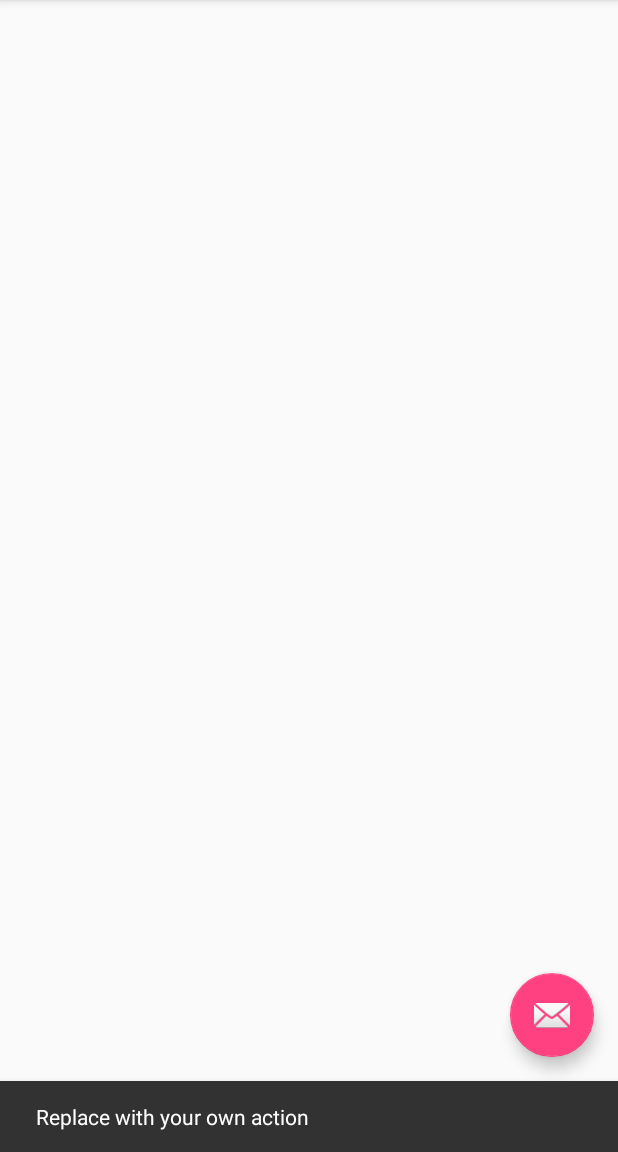
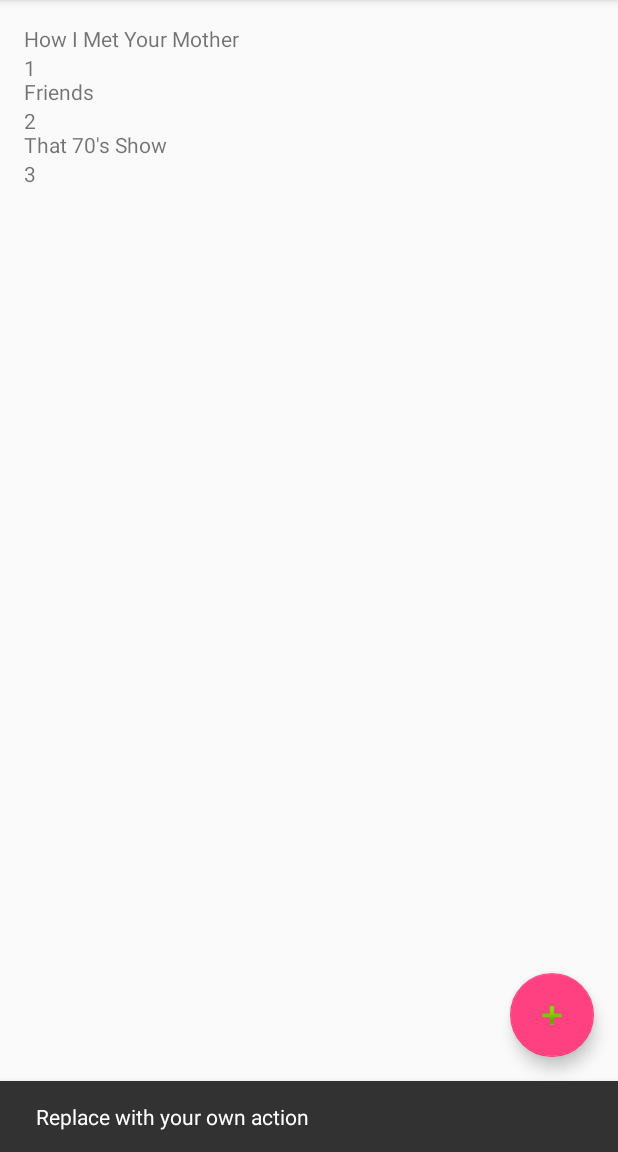
Before and after one commit to MGroenier/SeriesApplication, an Android app: the screen it shows after launch (MainActivity), after a tap on an icon or button, on a phone screen of 412 x 824 dp, the part 84-1236 px from its top. Run offline under Robolectric (Android 15) with nearby library versions, the phone set to English and light mode, and no system bars.

```diff
--- a/app/build.gradle
+++ b/app/build.gradle
@@ -20,11 +20,12 @@ android {
 }
 
 dependencies {
-    compile fileTree(dir: 'libs', include: ['*.jar'])
+    compile fileTree(include: ['*.jar'], dir: 'libs')
     androidTestCompile('com.android.support.test.espresso:espresso-core:2.2.2', {
         exclude group: 'com.android.support', module: 'support-annotations'
     })
     compile 'com.android.support:appcompat-v7:24.2.1'
     compile 'com.android.support:design:24.2.1'
     testCompile 'junit:junit:4.12'
+    compile 'com.android.support:recyclerview-v7:24.2.1'
 }
--- a/app/src/main/AndroidManifest.xml
+++ b/app/src/main/AndroidManifest.xml
@@ -18,6 +18,9 @@
                 <category android:name="android.intent.category.LAUNCHER" />
             </intent-filter>
         </activity>
+
+        <activity android:name=".SeriesDetailActivity" />
+
     </application>
 
 </manifest>
--- a/app/src/main/java/nl/groenier/android/seriesapplication/MainActivity.java
+++ b/app/src/main/java/nl/groenier/android/seriesapplication/MainActivity.java
@@ -1,15 +1,27 @@
 package nl.groenier.android.seriesapplication;
 
+import android.content.Intent;
 import android.os.Bundle;
 import android.support.design.widget.FloatingActionButton;
 import android.support.design.widget.Snackbar;
 import android.support.v7.app.AppCompatActivity;
+import android.support.v7.widget.LinearLayoutManager;
+import android.support.v7.widget.RecyclerView;
 import android.support.v7.widget.Toolbar;
 import android.view.View;
 import android.view.Menu;
 import android.view.MenuItem;
+import android.widget.Toast;
+
+import java.util.ArrayList;
+import java.util.List;
 
 public class MainActivity extends AppCompatActivity {
+
+    private RecyclerView seriesRecyclerView;
+    private RecyclerView.Adapter seriesAdapter;
+    private RecyclerView.LayoutManager seriesLayoutManager;
+    private List<Series> seriesDataSet = new ArrayList<>();
 
     @Override
     protected void onCreate(Bundle savedInstanceState) {
@@ -17,6 +29,17 @@ public class MainActivity extends AppCompatActivity {
         setContentView(R.layout.activity_main);
         Toolbar toolbar = (Toolbar) findViewById(R.id.toolbar);
         setSupportActionBar(toolbar);
+
+        seriesRecyclerView = (RecyclerView) findViewById(R.id.series_recycler_view);
+
+        //Set the layout manager
+        seriesAdapter = new SeriesAdapter(seriesDataSet);
+        seriesLayoutManager = new LinearLayoutManager(getApplicationContext());
+        seriesRecyclerView.setLayoutManager(seriesLayoutManager);
+        seriesRecyclerView.setAdapter(seriesAdapter);
+
+        populateList();
+        seriesAdapter.notifyDataSetChanged();
 
         FloatingActionButton fab = (FloatingActionButton) findViewById(R.id.fab);
         fab.setOnClickListener(new View.OnClickListener() {
@@ -49,4 +72,16 @@ public class MainActivity extends AppCompatActivity {
 
         return super.onOptionsItemSelected(item);
     }
+
+    @Override
+    protected void onActivityResult(int requestCode, int resultCode, Intent data) {
+        Toast.makeText(this, "Result received!", Toast.LENGTH_SHORT).show();
+    }
+
+    private void populateList() {
+        seriesDataSet.add(new Series(1, "How I Met Your Mother"));
+        seriesDataSet.add(new Series(2, "Friends"));
+        seriesDataSet.add(new Series(3, "That 70's Show"));
+    }
+
 }
--- a/app/src/main/java/nl/groenier/android/seriesapplication/Series.java
+++ b/app/src/main/java/nl/groenier/android/seriesapplication/Series.java
@@ -6,10 +6,20 @@ package nl.groenier.android.seriesapplication;
 
 public class Series {
 
+    private long id;
     private String title;
 
-    public Series(String title) {
+    public Series(long id, String title) {
+        this.id = id;
         this.title = title;
+    }
+
+    public long getId() {
+        return id;
+    }
+
+    public void setId(long id) {
+        this.id = id;
     }
 
     public String getTitle() {
--- a/app/src/main/java/nl/groenier/android/seriesapplication/SeriesAdapter.java
+++ b/app/src/main/java/nl/groenier/android/seriesapplication/SeriesAdapter.java
@@ -1,10 +1,16 @@
 package nl.groenier.android.seriesapplication;
 
+import android.content.Context;
+import android.content.Intent;
 import android.support.v7.widget.RecyclerView;
+import android.util.Log;
 import android.view.LayoutInflater;
 import android.view.View;
 import android.view.ViewGroup;
 import android.widget.TextView;
+import android.widget.Toast;
+
+import org.w3c.dom.Text;
 
 import java.util.List;
 
@@ -22,27 +28,48 @@ public class SeriesAdapter extends RecyclerView.Adapter<SeriesAdapter.SeriesView
 
     @Override
     public SeriesAdapter.SeriesViewHolder onCreateViewHolder(ViewGroup parent, int viewType) {
-        return null;
+        View itemView = LayoutInflater.from(parent.getContext())
+                .inflate(R.layout.series_list_item, parent, false);
+
+        return new SeriesViewHolder(itemView);
     }
 
     @Override
     public void onBindViewHolder(SeriesViewHolder holder, int position) {
-
+        Series series = seriesList.get(position);
+        holder.title.setText(series.getTitle());
+        holder.id.setText(Long.toString(series.getId()));
     }
 
     @Override
     public int getItemCount() {
-        return 0;
+        return seriesList.size();
     }
 
-    public class SeriesViewHolder extends RecyclerView.ViewHolder {
-        public TextView title, year, genre;
+    public class SeriesViewHolder extends RecyclerView.ViewHolder implements View.OnClickListener{
 
-        public SeriesViewHolder(View view) {
-            super(view);
-            title = (TextView) view.findViewById(R.id.title);
+        public TextView id;
+        public TextView title;
+        private Context context;
+
+        public SeriesViewHolder(View itemView) {
+            super(itemView);
+            id = (TextView) itemView.findViewById(R.id.text_view_list_item_series_id);
+            title = (TextView) itemView.findViewById(R.id.text_view_list_item_series_title);
+            context = itemView.getContext();
+            itemView.setOnClickListener(this);
         }
+
+        @Override
+        public void onClick(View view) {
+            Toast.makeText(view.getContext(), "Item pressed!", Toast.LENGTH_SHORT).show();
+
+            Intent intent = new Intent(view.getContext(), SeriesDetailActivity.class);
+            long seriesId = 5;
+            intent.putExtra("seriesId",Long.parseLong(id.getText().toString()));
+            context.startActivity(intent);
+        }
+
     }
 
-
 }
--- a/app/src/main/res/layout/activity_main.xml
+++ b/app/src/main/res/layout/activity_main.xml
@@ -29,6 +29,6 @@
         android:layout_height="wrap_content"
         android:layout_gravity="bottom|end"
         android:layout_margin="@dimen/fab_margin"
-        app:srcCompat="@android:drawable/ic_dialog_email" />
+        app:srcCompat="@android:drawable/ic_input_add" />
 
 </android.support.design.widget.CoordinatorLayout>
--- a/app/src/main/res/layout/series_list_item.xml
+++ b/app/src/main/res/layout/series_list_item.xml
@@ -1,11 +1,16 @@
 <?xml version="1.0" encoding="utf-8"?>
 <LinearLayout xmlns:android="http://schemas.android.com/apk/res/android"
     android:orientation="vertical" android:layout_width="match_parent"
-    android:layout_height="match_parent">
+    android:layout_height="35dp">
 
     <TextView
-        android:id="@+id/text_view_series_title"
+        android:id="@+id/text_view_list_item_series_title"
         android:layout_width="wrap_content"
         android:layout_height="wrap_content" />
 
+    <TextView
+        android:id="@+id/text_view_list_item_series_id"
+        android:layout_width="wrap_content"
+        android:layout_height="wrap_content"/>
+
 </LinearLayout>
```
Also changed, not shown: app/src/main/java/nl/groenier/android/seriesapplication/DataSource.java (added, +89 -0 lines), app/src/main/java/nl/groenier/android/seriesapplication/MySQLiteHelper.java (added, +50 -0 lines), app/src/main/java/nl/groenier/android/seriesapplication/seriesDetailActivity.java (added, +31 -0 lines), app/src/main/res/layout/activity_series_detail.xml (added, +19 -0 lines).
